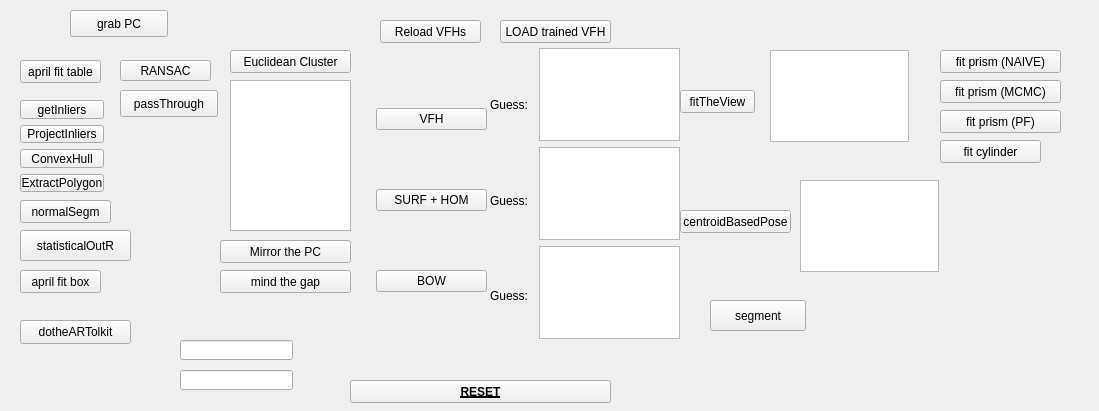
robocomp/perception, file components/objectDetectionTester/src/guiDlg.ui: the form before one commit.
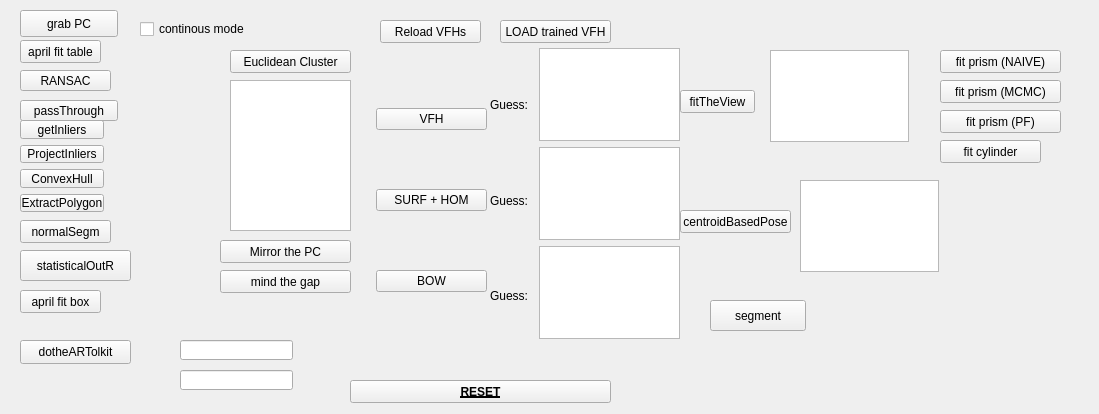
The form after the commit.

What changed in the file:
```diff
--- a/components/objectDetectionTester/src/guiDlg.ui
+++ b/components/objectDetectionTester/src/guiDlg.ui
@@ -7,7 +7,7 @@
     <x>0</x>
     <y>0</y>
     <width>1099</width>
-    <height>411</height>
+    <height>414</height>
    </rect>
   </property>
   <property name="windowTitle">
@@ -17,7 +17,7 @@
    <property name="geometry">
     <rect>
      <x>20</x>
-     <y>60</y>
+     <y>40</y>
      <width>81</width>
      <height>23</height>
     </rect>
@@ -43,7 +43,7 @@
    <property name="geometry">
     <rect>
      <x>20</x>
-     <y>100</y>
+     <y>120</y>
      <width>84</width>
      <height>92</height>
     </rect>
@@ -87,8 +87,8 @@
   <widget class="QPushButton" name="ransac_button">
    <property name="geometry">
     <rect>
-     <x>120</x>
-     <y>60</y>
+     <x>20</x>
+     <y>70</y>
      <width>91</width>
      <height>21</height>
     </rect>
@@ -224,7 +224,7 @@
    <property name="geometry">
     <rect>
      <x>20</x>
-     <y>200</y>
+     <y>220</y>
      <width>91</width>
      <height>23</height>
     </rect>
@@ -237,7 +237,7 @@
    <property name="geometry">
     <rect>
      <x>20</x>
-     <y>270</y>
+     <y>290</y>
      <width>81</width>
      <height>23</height>
     </rect>
@@ -370,7 +370,7 @@
   <widget class="QPushButton" name="grab_pc_button">
    <property name="geometry">
     <rect>
-     <x>70</x>
+     <x>20</x>
      <y>10</y>
      <width>98</width>
      <height>27</height>
@@ -383,10 +383,10 @@
   <widget class="QPushButton" name="pass_through_button">
    <property name="geometry">
     <rect>
-     <x>120</x>
-     <y>90</y>
+     <x>20</x>
+     <y>100</y>
      <width>98</width>
-     <height>27</height>
+     <height>21</height>
     </rect>
    </property>
    <property name="text">
@@ -397,7 +397,7 @@
    <property name="geometry">
     <rect>
      <x>20</x>
-     <y>230</y>
+     <y>250</y>
      <width>111</width>
      <height>31</height>
     </rect>
@@ -446,7 +446,7 @@
    <property name="geometry">
     <rect>
      <x>20</x>
-     <y>320</y>
+     <y>340</y>
      <width>111</width>
      <height>24</height>
     </rect>
@@ -475,6 +475,19 @@
     </rect>
    </property>
   </widget>
+  <widget class="QCheckBox" name="grab_continously_checkBox">
+   <property name="geometry">
+    <rect>
+     <x>140</x>
+     <y>20</y>
+     <width>121</width>
+     <height>18</height>
+    </rect>
+   </property>
+   <property name="text">
+    <string>continous mode</string>
+   </property>
+  </widget>
  </widget>
  <resources/>
  <connections/>
```
